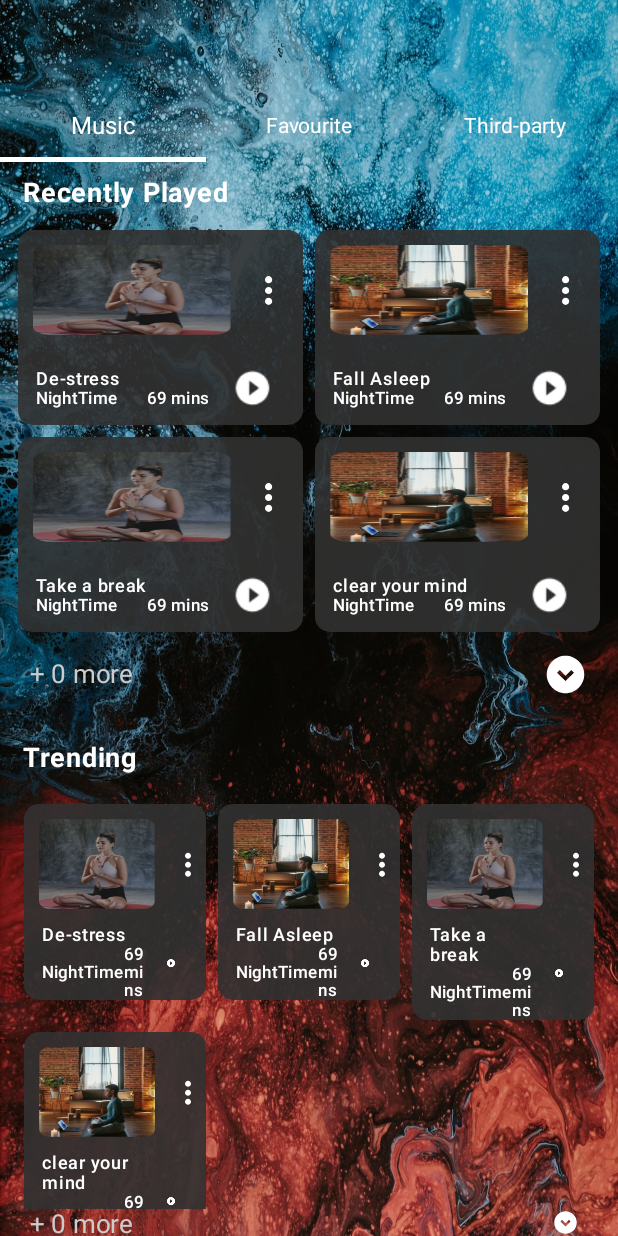
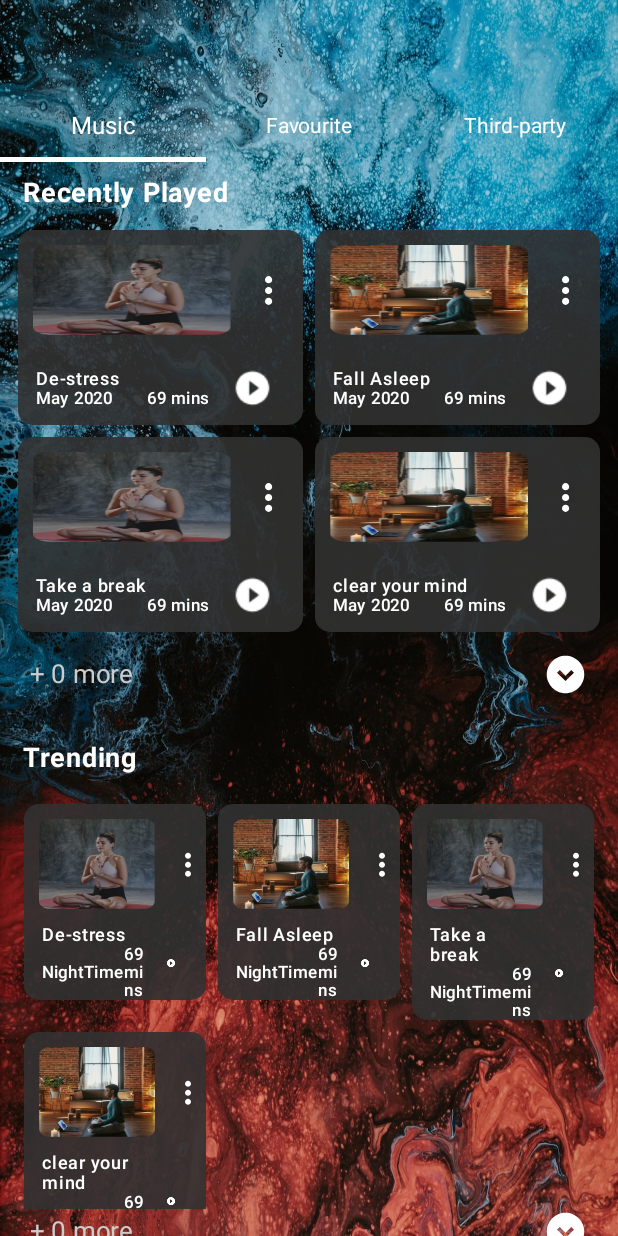
Before and after one commit to ashupandey1620/Sleep, an Android app built with Jetpack Compose: the ListOfMusic screen opened through its navigation route, on a phone screen of 412 x 824 dp. Run offline under Robolectric (Android 15) with nearby library versions, the phone set to English and light mode, and no system bars; our stand-ins replace Dagger/Hilt's generated code.

Commit message:
List Of Music Page

```diff
--- a/app/src/main/java/com/ashutosh/sleep/Screens/ListOfMusic.kt
+++ b/app/src/main/java/com/ashutosh/sleep/Screens/ListOfMusic.kt
@@ -19,7 +19,9 @@ import androidx.compose.foundation.layout.wrapContentHeight
 import androidx.compose.foundation.layout.wrapContentWidth
 import androidx.compose.foundation.lazy.grid.GridCells
 import androidx.compose.foundation.lazy.grid.LazyVerticalGrid
+import androidx.compose.foundation.rememberScrollState
 import androidx.compose.foundation.shape.RoundedCornerShape
+import androidx.compose.foundation.verticalScroll
 import androidx.compose.material3.ExperimentalMaterial3Api
 import androidx.compose.material3.Icon
 import androidx.compose.material3.Scaffold
@@ -82,25 +84,25 @@ fun ListOfMusic(
         SupportActionMusic(
             R.drawable.girl,
             "De-stress",
-            "NightTime",
+            "May 2020",
             "69 mins"),
 
         SupportActionMusic(
             R.drawable.boy,
             "Fall Asleep",
-            "NightTime",
+            "May 2020",
             "69 mins"),
 
         SupportActionMusic(
             R.drawable.girl,
             "Take a break",
-            "NightTime",
+            "May 2020",
             "69 mins"),
 
         SupportActionMusic(
             R.drawable.boy,
             "clear your mind",
-            "NightTime",
+            "May 2020",
             "69 mins")
 
     )
@@ -227,16 +229,21 @@ fun ListOfMusic(
                     }
 
 
+                    Column(modifier = Modifier
+                        .fillMaxWidth()
+                        .wrapContentHeight()
+                        .verticalScroll(rememberScrollState())) {
+
 
                         Text(
                             modifier = Modifier
                                 .wrapContentWidth()
                                 .padding(top = 10.dp)
-                            .padding(horizontal = 15.dp),
+                                .padding(horizontal = 15.dp) ,
                             text = "Recently Played" ,
                             color = Color.White ,
                             fontSize = 18.sp ,
-                        lineHeight = 20.sp,
+                            lineHeight = 20.sp ,
                             fontWeight = FontWeight.Bold ,
                         )
 
@@ -244,9 +251,9 @@ fun ListOfMusic(
                         LazyVerticalGrid(
                             modifier = Modifier
                                 .fillMaxWidth()
-                            .height(295.dp),
+                                .height(295.dp) ,
                             columns = GridCells.Fixed(2) ,
-                        userScrollEnabled = true ,
+                            userScrollEnabled = false ,
 
                             contentPadding = PaddingValues(
                                 start = 8.dp ,
@@ -261,12 +268,11 @@ fun ListOfMusic(
                                     SupportActionItemMusic(
                                         ItemsList1[index].icon ,
                                         ItemsList1[index].mainText ,
-                                    ItemsList1[index].supportText,
-                                    ItemsList1[index].time,
+                                        ItemsList1[index].supportText ,
+                                        ItemsList1[index].time ,
                                         {}
                                     )
                                 }
-
 
 
                             }
@@ -276,13 +282,13 @@ fun ListOfMusic(
                             modifier = Modifier
                                 .fillMaxWidth()
                                 .wrapContentHeight()
-                            .padding(horizontal = 20.dp),
+                                .padding(horizontal = 20.dp) ,
                             verticalAlignment = Alignment.CenterVertically ,
                             horizontalArrangement = Arrangement.SpaceBetween
                         )
                         {
                             Text(
-                            text = "+ ${ItemsList1.size-4} more" ,
+                                text = "+ ${ItemsList1.size - 4} more" ,
                                 color = Color.LightGray ,
                                 fontSize = 17.sp ,
                                 lineHeight = 18.sp ,
@@ -292,7 +298,7 @@ fun ListOfMusic(
                             Icon(
                                 painter = painterResource(id = R.drawable.expand_circle_down) ,
                                 contentDescription = "" ,
-                            tint = Color.White  ,
+                                tint = Color.White ,
                                 modifier = Modifier
                                     .size(30.dp)
                                     .clickable {
@@ -305,18 +311,21 @@ fun ListOfMusic(
 
 
 
-                    Spacer(modifier = Modifier.fillMaxWidth()
-                        .height(20.dp))
+                        Spacer(
+                            modifier = Modifier
+                                .fillMaxWidth()
+                                .height(20.dp)
+                        )
 
                         Text(
                             modifier = Modifier
                                 .wrapContentWidth()
                                 .padding(top = 10.dp)
-                            .padding(horizontal = 15.dp),
+                                .padding(horizontal = 15.dp) ,
                             text = "Trending" ,
                             color = Color.White ,
                             fontSize = 18.sp ,
-                        lineHeight = 20.sp,
+                            lineHeight = 20.sp ,
                             fontWeight = FontWeight.Bold ,
                         )
 
@@ -324,9 +333,9 @@ fun ListOfMusic(
                         LazyVerticalGrid(
                             modifier = Modifier
                                 .fillMaxWidth()
-                            .height(290.dp),
+                                .height(290.dp) ,
                             columns = GridCells.Adaptive(128.dp) ,
-                        userScrollEnabled = true ,
+                            userScrollEnabled = false ,
 
                             contentPadding = PaddingValues(
                                 start = 12.dp ,
@@ -341,8 +350,8 @@ fun ListOfMusic(
                                     SupportActionItemMusic(
                                         ItemsList2[index].icon ,
                                         ItemsList2[index].mainText ,
-                                    ItemsList2[index].supportText,
-                                    ItemsList2[index].time,
+                                        ItemsList2[index].supportText ,
+                                        ItemsList2[index].time ,
                                         {}
                                     )
                                 }
@@ -355,13 +364,13 @@ fun ListOfMusic(
                             modifier = Modifier
                                 .fillMaxWidth()
                                 .wrapContentHeight()
-                            .padding(horizontal = 20.dp),
+                                .padding(horizontal = 20.dp) ,
                             verticalAlignment = Alignment.CenterVertically ,
                             horizontalArrangement = Arrangement.SpaceBetween
                         )
                         {
                             Text(
-                            text = "+ ${ItemsList2.size-4} more" ,
+                                text = "+ ${ItemsList2.size - 4} more" ,
                                 color = Color.LightGray ,
                                 fontSize = 17.sp ,
                                 lineHeight = 18.sp ,
@@ -371,13 +380,14 @@ fun ListOfMusic(
                             Icon(
                                 painter = painterResource(id = R.drawable.expand_circle_down) ,
                                 contentDescription = "" ,
-                            tint = Color.White  ,
+                                tint = Color.White ,
                                 modifier = Modifier
                                     .size(30.dp)
                                     .clickable {
 
                                     }
                             )
+                        }
                     }
 
                 }
```
Lines whose indentation alone changed are shown as unchanged.
